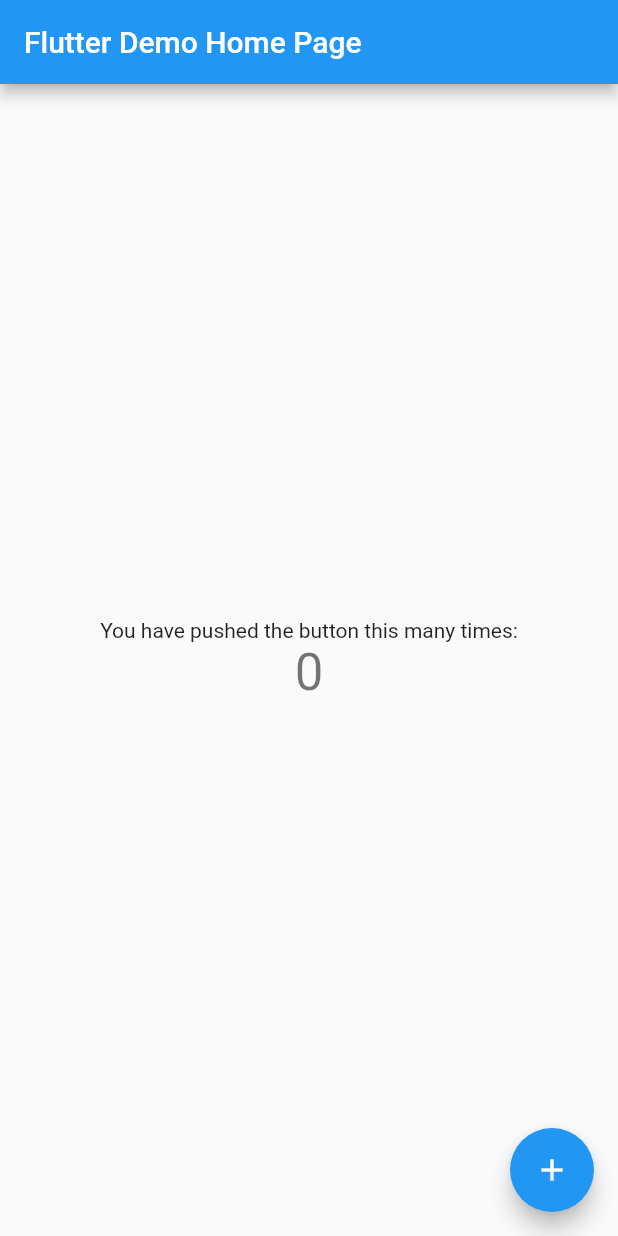
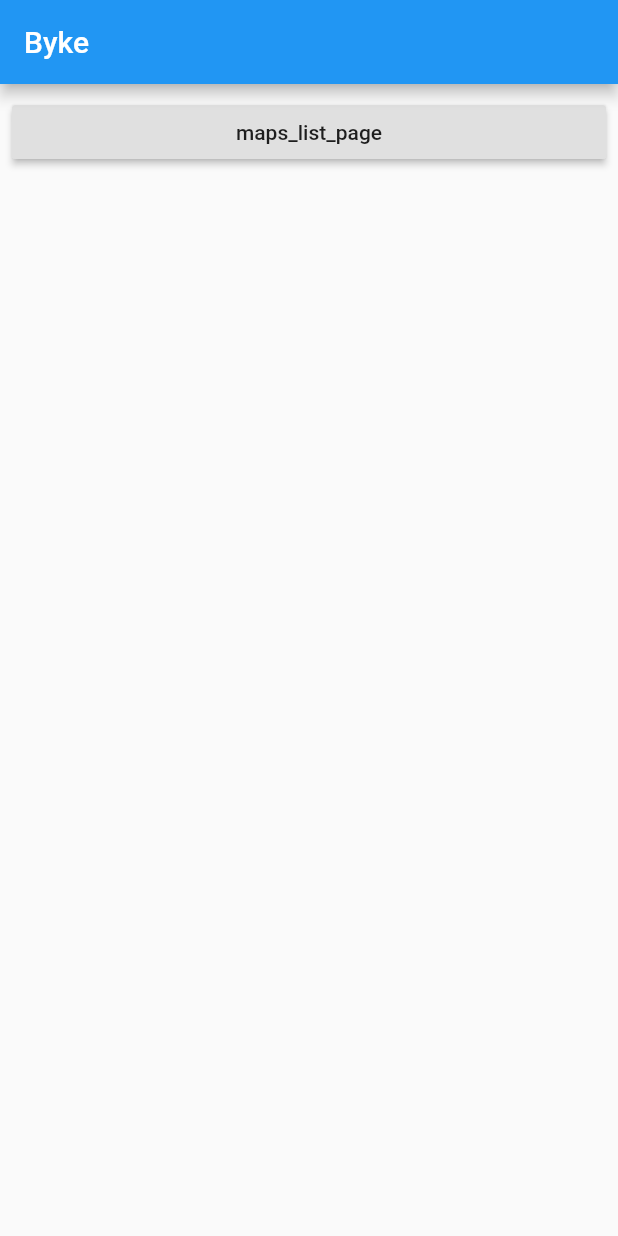
Before and after one commit to justinjk007/ui-course-project, a Flutter app: the screen it shows after launch, on a phone screen of 412 x 824 dp. Run offline on Flutter 3.47's test engine with Material 2 defaults, Android fonts, the phone set to English and light mode, and no system bars.

Commit message:
Added a list page

```diff
--- a/lib/main.dart
+++ b/lib/main.dart
@@ -1,4 +1,5 @@
 import 'package:flutter/material.dart';
+import 'page_list.dart';
 
 void main() => runApp(MyApp());
 
@@ -7,105 +8,11 @@
   @override
   Widget build(BuildContext context) {
     return MaterialApp(
-      title: 'Flutter Demo',
+      title: 'Byke',
       theme: ThemeData(
-        // This is the theme of your application.
-        //
-        // Try running your application with "flutter run". You'll see the
-        // application has a blue toolbar. Then, without quitting the app, try
-        // changing the primarySwatch below to Colors.green and then invoke
-        // "hot reload" (press "r" in the console where you ran "flutter run",
-        // or simply save your changes to "hot reload" in a Flutter IDE).
-        // Notice that the counter didn't reset back to zero; the application
-        // is not restarted.
         primarySwatch: Colors.blue,
       ),
-      home: MyHomePage(title: 'Flutter Demo Home Page'),
+      home: PageList(),         // Go to the page with list of buttons
     );
   }
 }
-
-class MyHomePage extends StatefulWidget {
-  MyHomePage({Key key, this.title}) : super(key: key);
-
-  // This widget is the home page of your application. It is stateful, meaning
-  // that it has a State object (defined below) that contains fields that affect
-  // how it looks.
-
-  // This class is the configuration for the state. It holds the values (in this
-  // case the title) provided by the parent (in this case the App widget) and
-  // used by the build method of the State. Fields in a Widget subclass are
-  // always marked "final".
-
-  final String title;
-
-  @override
-  _MyHomePageState createState() => _MyHomePageState();
-}
-
-class _MyHomePageState extends State<MyHomePage> {
-  int _counter = 0;
-
-  void _incrementCounter() {
-    setState(() {
-      // This call to setState tells the Flutter framework that something has
-      // changed in this State, which causes it to rerun the build method below
-      // so that the display can reflect the updated values. If we changed
-      // _counter without calling setState(), then the build method would not be
-      // called again, and so nothing would appear to happen.
-      _counter++;
-    });
-  }
-
-  @override
-  Widget build(BuildContext context) {
-    // This method is rerun every time setState is called, for instance as done
-    // by the _incrementCounter method above.
-    //
-    // The Flutter framework has been optimized to make rerunning build methods
-    // fast, so that you can just rebuild anything that needs updating rather
-    // than having to individually change instances of widgets.
-    return Scaffold(
-      appBar: AppBar(
-        // Here we take the value from the MyHomePage object that was created by
-        // the App.build method, and use it to set our appbar title.
-        title: Text(widget.title),
-      ),
-      body: Center(
-        // Center is a layout widget. It takes a single child and positions it
-        // in the middle of the parent.
-        child: Column(
-          // Column is also a layout widget. It takes a list of children and
-          // arranges them vertically. By default, it sizes itself to fit its
-          // children horizontally, and tries to be as tall as its parent.
-          //
-          // Invoke "debug painting" (press "p" in the console, choose the
-          // "Toggle Debug Paint" action from the Flutter Inspector in Android
-          // Studio, or the "Toggle Debug Paint" command in Visual Studio Code)
-          // to see the wireframe for each widget.
-          //
-          // Column has various properties to control how it sizes itself and
-          // how it positions its children. Here we use mainAxisAlignment to
-          // center the children vertically; the main axis here is the vertical
-          // axis because Columns are vertical (the cross axis would be
-          // horizontal).
-          mainAxisAlignment: MainAxisAlignment.center,
-          children: <Widget>[
-            Text(
-              'You have pushed the button this many times:',
-            ),
-            Text(
-              '$_counter',
-              style: Theme.of(context).textTheme.display1,
-            ),
-          ],
-        ),
-      ),
-      floatingActionButton: FloatingActionButton(
-        onPressed: _incrementCounter,
-        tooltip: 'Increment',
-        child: Icon(Icons.add),
-      ), // This trailing comma makes auto-formatting nicer for build methods.
-    );
-  }
-}
--- /dev/null
+++ b/lib/page_list.dart
@@ -0,0 +1,34 @@
+import 'package:flutter/material.dart';
+import 'maps_list_page.dart';
+
+class PageList extends StatelessWidget {
+  @override
+  Widget build(BuildContext context) {
+    return MaterialApp(
+      title: 'Byke',
+      home: Scaffold(
+        appBar: AppBar(
+          title: Text('Byke'),
+        ),
+        body: ListView(
+          padding: EdgeInsets.all(8),
+          children: <Widget>[
+            RaisedButton(
+              child: Text("maps_list_page"),
+              onPressed: () {
+                Navigator.push(
+                  context,
+                  new MaterialPageRoute(
+                    builder: (context) => new MapsListPage(
+                      title: "Test title",
+                    ),
+                  ),
+                );
+              },
+            ),
+          ], // List of buttons
+        ),
+      ),
+    );
+  }
+}
```
Also changed, not shown: lib/maps_list_page.dart (added, +48 -0 lines).
